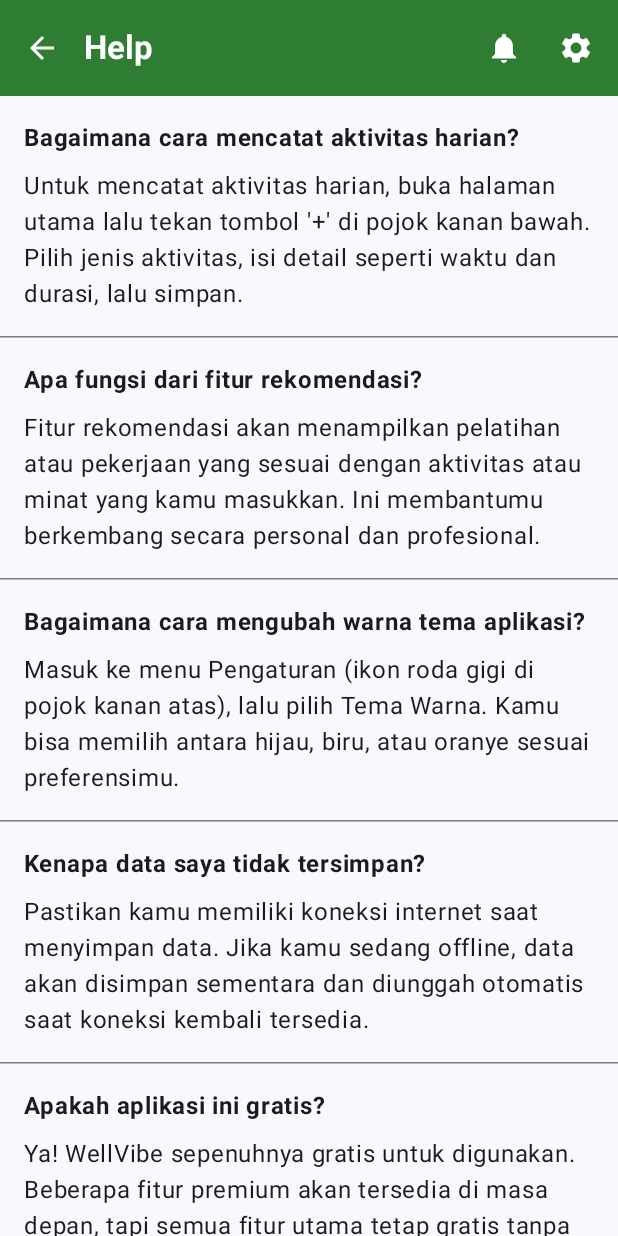
After one commit to FadhliFirdausi12/MoProAssesment-607062300117, an Android app built with Jetpack Compose: the HelpScreen screen opened through its navigation route, on a phone screen of 412 x 824 dp. The commit adds this screen. Run offline under Robolectric (Android 15) with nearby library versions, the phone set to English and light mode, and no system bars.

Commit message:
Membuat scroll dan menambah gambar

```diff
--- /dev/null
+++ b/app/src/main/java/com/fadhlifirdausi607062300117/asesment1/model/HelpLog.kt
@@ -0,0 +1,9 @@
+package com.fadhlifirdausi607062300117.asesment1.model
+
+data class HelpLog(
+    val  id : Long,
+    val judul : String,
+    val deskripsi : String,
+
+
+)
--- a/app/src/main/java/com/fadhlifirdausi607062300117/asesment1/navigation/NavGraph.kt
+++ b/app/src/main/java/com/fadhlifirdausi607062300117/asesment1/navigation/NavGraph.kt
@@ -5,6 +5,7 @@ import androidx.navigation.NavHostController
 import androidx.navigation.compose.NavHost
 import androidx.navigation.compose.composable
 import androidx.navigation.compose.rememberNavController
+import com.fadhlifirdausi607062300117.asesment1.ui.screen.HelpScreen
 import com.fadhlifirdausi607062300117.asesment1.ui.screen.MainScreen
 import com.fadhlifirdausi607062300117.asesment1.ui.screen.SettingScreen
 
@@ -14,9 +15,9 @@ fun SetUpNavGraph(navController: NavHostController=rememberNavController()){
         composable(route = Screen.Home.route){
             MainScreen(navController)
         }
-//        composable(route = Screen.Profile.route){
-//            ProfileScreen(navController)
-//        }
+        composable(route = Screen.Help.route){
+            HelpScreen(navController)
+        }
         composable(route = Screen.Setting.route) {
             SettingScreen(navController)
         }
--- a/app/src/main/java/com/fadhlifirdausi607062300117/asesment1/navigation/Screen.kt
+++ b/app/src/main/java/com/fadhlifirdausi607062300117/asesment1/navigation/Screen.kt
@@ -4,5 +4,7 @@ sealed class Screen (val route : String){
     data object Home : Screen("mainScreen")
     data object Profile : Screen("profileScreen")
     data object Setting : Screen("settingScreen")
+    data object Help : Screen("helpScreen")
+
 
 }
--- /dev/null
+++ b/app/src/main/java/com/fadhlifirdausi607062300117/asesment1/ui/screen/HelpScreen.kt
@@ -0,0 +1,136 @@
+package com.fadhlifirdausi607062300117.asesment1.ui.screen
+
+
+
+import android.content.res.Configuration
+import android.widget.Toast
+import androidx.compose.foundation.clickable
+import androidx.compose.foundation.layout.*
+import androidx.compose.foundation.lazy.LazyColumn
+import androidx.compose.foundation.lazy.items
+import androidx.compose.material.icons.Icons
+import androidx.compose.material.icons.automirrored.filled.ArrowBack
+import androidx.compose.material.icons.filled.Notifications
+import androidx.compose.material3.*
+import androidx.compose.runtime.Composable
+import androidx.compose.ui.Alignment
+import androidx.compose.ui.Modifier
+import androidx.compose.ui.graphics.Color
+import androidx.compose.ui.platform.LocalContext
+import androidx.compose.ui.res.stringResource
+import androidx.compose.ui.text.font.FontWeight
+import androidx.compose.ui.text.style.TextOverflow
+import androidx.compose.ui.tooling.preview.Preview
+import androidx.compose.ui.unit.dp
+import androidx.navigation.NavHostController
+import androidx.navigation.compose.rememberNavController
+import com.fadhlifirdausi607062300117.asesment1.R
+import com.fadhlifirdausi607062300117.asesment1.model.HelpLog
+import com.fadhlifirdausi607062300117.asesment1.ui.theme.Asesment1Theme
+
+@OptIn(ExperimentalMaterial3Api::class)
+@Composable
+fun HelpScreen(navController: NavHostController) {
+
+    Scaffold(
+        topBar = {
+            TopAppBar(
+                title = {
+                    Text(
+                        text = stringResource(id = R.string.help),
+                        style = MaterialTheme.typography.titleLarge.copy(fontWeight = FontWeight.Bold),
+                        color = Color.White
+                    )
+                },
+                navigationIcon = {
+                    IconButton(onClick = { navController.popBackStack() }) {
+                        Icon(
+                            imageVector = Icons.AutoMirrored.Filled.ArrowBack,
+                            contentDescription = "Back",
+                            tint = Color.White
+                        )
+                    }
+                },
+                colors = TopAppBarDefaults.mediumTopAppBarColors(
+                    containerColor = Color(0xFF2E7D32),
+                    titleContentColor = Color.White
+                ),
+                actions = {
+                    IconButton(onClick = { /* TODO: Tambahkan aksi notifikasi */ }) {
+                        Icon(
+                            imageVector = Icons.Default.Notifications,
+                            contentDescription = "Notifications",
+                            tint = Color.White
+                        )
+                    }
+                    SettingsDropdownMenu(navController)
+                }
+            )
+        }
+    ) { innerPadding ->
+        HelpScreenContent(modifier = Modifier.padding(innerPadding))
+    }
+}
+
+@Composable
+fun HelpScreenContent(modifier: Modifier = Modifier) {
+    val viewModel = MainViewModel() // TODO: Ubah jadi pakai ViewModel yang benar jika pakai DI
+    val data = viewModel.data
+    val context = LocalContext.current
+
+    if (data.isEmpty()) {
+        Column(
+            modifier = modifier
+                .fillMaxSize()
+                .padding(16.dp),
+            verticalArrangement = Arrangement.Center,
+            horizontalAlignment = Alignment.CenterHorizontally
+        ) {
+            Text(text = stringResource(id = R.string.list_kosong))
+        }
+    } else {
+        LazyColumn(
+            modifier = modifier.fillMaxSize(),
+            contentPadding = PaddingValues(bottom = 84.dp),
+        ) {
+            items(data) {
+                ListItem(catatan = it) {
+                    val pesan = context.getString(R.string.x_diklik, it.judul)
+                    Toast.makeText(context, pesan, Toast.LENGTH_SHORT).show()
+                }
+                HorizontalDivider()
+            }
+        }
+    }
+}
+
+@Composable
+fun ListItem(catatan: HelpLog, onClick: () -> Unit) {
+    Column(
+        modifier = Modifier
+            .fillMaxWidth()
+            .clickable { onClick() }
+            .padding(16.dp),
+        verticalArrangement = Arrangement.spacedBy(8.dp)
+    ) {
+        Text(
+            text = catatan.judul,
+            maxLines = 1,
+            overflow = TextOverflow.Ellipsis,
+            fontWeight = FontWeight.Bold
+        )
+        Text(
+            text = catatan.deskripsi,
+
+        )
+    }
+}
+
+@Preview(showBackground = true)
+@Preview(uiMode = Configuration.UI_MODE_NIGHT_YES, showBackground = true)
+@Composable
+fun HelpScreenPreview() {
+    Asesment1Theme {
+        HelpScreen(navController = rememberNavController())
+    }
+}
--- a/app/src/main/java/com/fadhlifirdausi607062300117/asesment1/ui/screen/MainScreen.kt
+++ b/app/src/main/java/com/fadhlifirdausi607062300117/asesment1/ui/screen/MainScreen.kt
@@ -1,34 +1,62 @@
 package com.fadhlifirdausi607062300117.asesment1.ui.screen
 
 import android.content.res.Configuration
+import androidx.compose.foundation.Image
 import androidx.compose.foundation.background
 import androidx.compose.foundation.clickable
-import androidx.compose.foundation.layout.*
+import androidx.compose.foundation.layout.Box
+import androidx.compose.foundation.layout.BoxWithConstraints
+import androidx.compose.foundation.layout.Column
+import androidx.compose.foundation.layout.Row
+import androidx.compose.foundation.layout.Spacer
+import androidx.compose.foundation.layout.fillMaxHeight
+import androidx.compose.foundation.layout.fillMaxSize
+import androidx.compose.foundation.layout.fillMaxWidth
+import androidx.compose.foundation.layout.height
+import androidx.compose.foundation.layout.padding
+import androidx.compose.foundation.layout.width
 import androidx.compose.material.icons.Icons
 import androidx.compose.material.icons.automirrored.filled.ArrowBack
-import androidx.compose.material.icons.filled.ArrowBack
 import androidx.compose.material.icons.filled.Info
 import androidx.compose.material.icons.filled.Menu
 import androidx.compose.material.icons.filled.Notifications
 import androidx.compose.material.icons.filled.Search
 import androidx.compose.material.icons.filled.Settings
-import androidx.compose.material3.*
-import androidx.compose.runtime.*
+import androidx.compose.material3.DrawerState
+import androidx.compose.material3.DrawerValue
+import androidx.compose.material3.DropdownMenu
+import androidx.compose.material3.DropdownMenuItem
+import androidx.compose.material3.ExperimentalMaterial3Api
+import androidx.compose.material3.Icon
+import androidx.compose.material3.IconButton
+import androidx.compose.material3.MaterialTheme
+import androidx.compose.material3.ModalNavigationDrawer
+import androidx.compose.material3.Scaffold
+import androidx.compose.material3.Text
+import androidx.compose.material3.TopAppBar
+import androidx.compose.material3.TopAppBarDefaults
+import androidx.compose.material3.rememberDrawerState
+import androidx.compose.runtime.Composable
+import androidx.compose.runtime.getValue
+import androidx.compose.runtime.mutableStateOf
+import androidx.compose.runtime.remember
+import androidx.compose.runtime.rememberCoroutineScope
+import androidx.compose.runtime.setValue
+import androidx.compose.ui.Alignment
 import androidx.compose.ui.Modifier
 import androidx.compose.ui.graphics.Color
+import androidx.compose.ui.layout.ContentScale
+import androidx.compose.ui.res.painterResource
 import androidx.compose.ui.res.stringResource
 import androidx.compose.ui.text.font.FontWeight
 import androidx.compose.ui.tooling.preview.Preview
 import androidx.compose.ui.unit.dp
-import androidx.compose.runtime.rememberCoroutineScope
-import androidx.compose.ui.Alignment
-import kotlinx.coroutines.launch
 import androidx.navigation.NavHostController
 import androidx.navigation.compose.rememberNavController
 import com.fadhlifirdausi607062300117.asesment1.R
 import com.fadhlifirdausi607062300117.asesment1.ui.theme.Asesment1Theme
-import com.google.rpc.Help
 import kotlinx.coroutines.CoroutineScope
+import kotlinx.coroutines.launch
 
 @OptIn(ExperimentalMaterial3Api::class)
 @Composable
@@ -39,7 +67,7 @@ fun MainScreen(navController: NavHostController) {
     ModalNavigationDrawer(
         drawerState = drawerState,
         drawerContent = {
-            DrawerMenu(drawerState, scope)
+            DrawerMenu(drawerState, scope, navController)
         }
     ) {
         Scaffold(
@@ -85,16 +113,21 @@ fun MainScreen(navController: NavHostController) {
                 )
             }
         ) { innerPadding ->
-            ScreenContent(modifier = Modifier
-                .fillMaxSize()
-                .padding(innerPadding)
-                .padding(16.dp)) // Padding tambahan agar lebih nyaman dibaca
+            Column(modifier = Modifier.padding(innerPadding)) {
+                HeroImageBanner()
+                ScreenContent(
+                    modifier = Modifier
+                        .fillMaxSize()
+                        .padding(innerPadding)
+                        .padding(0.dp)
+                ) // Padding tambahan agar lebih nyaman dibaca
+            }
         }
     }
 }
 
 @Composable
-fun DrawerMenu(drawerState: DrawerState, scope: CoroutineScope) {
+fun DrawerMenu(drawerState: DrawerState, scope: CoroutineScope, navController: NavHostController) {
     Column(
         modifier = Modifier
             .fillMaxHeight() // Full height from top to bottom
@@ -104,7 +137,7 @@ fun DrawerMenu(drawerState: DrawerState, scope: CoroutineScope) {
         // Back Button to close the drawer
         IconButton(
             onClick = { scope.launch { drawerState.close() } },
-            modifier = Modifier.padding(top=10.dp)
+            modifier = Modifier.padding(top=20.dp)
         ) {
             Icon(
                 imageVector = Icons.AutoMirrored.Filled.ArrowBack,
@@ -112,6 +145,7 @@ fun DrawerMenu(drawerState: DrawerState, scope: CoroutineScope) {
                 tint = Color.Black
             )
         }
+        Spacer(modifier = Modifier.height(32.dp))
         Row(
             modifier = Modifier
                 .fillMaxWidth()
@@ -130,13 +164,14 @@ fun DrawerMenu(drawerState: DrawerState, scope: CoroutineScope) {
                 style = MaterialTheme.typography.bodyLarge
             )
         }
-
         // Help
         Row(
             modifier = Modifier
                 .fillMaxWidth()
                 .padding(16.dp)
-                .clickable { /* Action for Help */ },
+                .clickable {
+                    scope.launch { drawerState.close() }
+                    navController.navigate("helpScreen") },
             verticalAlignment = Alignment.CenterVertically
         ) {
             Icon(
@@ -191,6 +226,24 @@ fun SettingsDropdownMenu(navController: NavHostController) {
 }
 
 @Composable
+fun HeroImageBanner() {
+    BoxWithConstraints {
+        val screenWidth = maxWidth
+        val aspectRatio = 578f / 1262f // Rasio asli gambar kamu (tinggi / lebar)
+
+        Image(
+            painter = painterResource(id = R.drawable.hero_image),
+            contentDescription = "Hero Banner",
+            contentScale = ContentScale.Crop,
+            modifier = Modifier
+                .width(screenWidth)
+                .height(screenWidth * aspectRatio)
+        )
+    }
+}
+
+
+@Composable
 fun ScreenContent(modifier: Modifier = Modifier) {
     Box(
         modifier = modifier.fillMaxSize(),
--- /dev/null
+++ b/app/src/main/java/com/fadhlifirdausi607062300117/asesment1/ui/screen/MainViewModel.kt
@@ -0,0 +1,59 @@
+package com.fadhlifirdausi607062300117.asesment1.ui.screen
+
+import androidx.lifecycle.ViewModel
+import com.fadhlifirdausi607062300117.asesment1.model.HelpLog
+
+class MainViewModel:ViewModel() {
+    val data = listOf(
+        HelpLog(
+            id = 1,
+            judul = "Bagaimana cara mencatat aktivitas harian?",
+            deskripsi = "Untuk mencatat aktivitas harian, buka halaman utama lalu tekan tombol '+' di pojok kanan bawah. Pilih jenis aktivitas, isi detail seperti waktu dan durasi, lalu simpan."
+        ),
+        HelpLog(
+            id = 2,
+            judul = "Apa fungsi dari fitur rekomendasi?",
+            deskripsi = "Fitur rekomendasi akan menampilkan pelatihan atau pekerjaan yang sesuai dengan aktivitas atau minat yang kamu masukkan. Ini membantumu berkembang secara personal dan profesional."
+        ),
+        HelpLog(
+            id = 3,
+            judul = "Bagaimana cara mengubah warna tema aplikasi?",
+            deskripsi = "Masuk ke menu Pengaturan (ikon roda gigi di pojok kanan atas), lalu pilih Tema Warna. Kamu bisa memilih antara hijau, biru, atau oranye sesuai preferensimu."
+        ),
+        HelpLog(
+            id = 4,
+            judul = "Kenapa data saya tidak tersimpan?",
+            deskripsi = "Pastikan kamu memiliki koneksi internet saat menyimpan data. Jika kamu sedang offline, data akan disimpan sementara dan diunggah otomatis saat koneksi kembali tersedia."
+        ),
+        HelpLog(
+            id = 5,
+            judul = "Apakah aplikasi ini gratis?",
+            deskripsi = "Ya! WellVibe sepenuhnya gratis untuk digunakan. Beberapa fitur premium akan tersedia di masa depan, tapi semua fitur utama tetap gratis tanpa batasan."
+        ),
+        HelpLog(
+            id = 6,
+            judul = "Bagaimana menjaga privasi saya?",
+            deskripsi = "Kami menghargai privasimu. Semua data pengguna dienkripsi dan tidak dibagikan ke pihak ketiga. Kamu bisa membaca kebijakan privasi lengkap kami di halaman Tentang Aplikasi."
+        ),
+        HelpLog(
+            id = 7,
+            judul = "Bisakah saya mengganti nama pengguna?",
+            deskripsi = "Saat ini, nama pengguna ditentukan saat registrasi. Kami sedang mengembangkan fitur untuk mengubah nama pengguna dalam versi berikutnya. Nantikan update kami!"
+        ),
+        HelpLog(
+            id = 8,
+            judul = "Apa itu fitur 'Wellness Tracker'?",
+            deskripsi = "Fitur ini membantu kamu melacak mood, pola tidur, dan tingkat energi setiap harinya. Cocok untuk menjaga kesehatan mental dan fisik secara seimbang."
+        ),
+        HelpLog(
+            id = 9,
+            judul = "Bagaimana cara melaporkan bug?",
+            deskripsi = "Jika menemukan bug atau error, kamu bisa melaporkannya lewat menu Bantuan di Pengaturan. Sertakan detail kejadian dan screenshot jika memungkinkan agar kami bisa segera memperbaikinya."
+        ),
+        HelpLog(
+            id = 10,
+            judul = "Apakah saya bisa backup data saya?",
+            deskripsi = "Ya, data kamu otomatis disinkronkan dengan akun Google saat login. Namun, kamu juga bisa melakukan backup manual di menu Pengaturan > Backup & Restore."
+        )
+    )
+}
--- a/app/src/main/res/values/strings.xml
+++ b/app/src/main/res/values/strings.xml
@@ -5,6 +5,9 @@
     <string name="setting">Settings</string>
     <string name="notifications">Notifications</string>
     <string name="menu">Menu</string>
-
+    <string name="help">Help</string>
+    <string name="about_app">About App</string>
+    <string name="list_kosong">Nothing here</string>
+    <string name="x_diklik" translatable="false">%1$s diklik</string>>
 
 </resources>
--- a/gradle/libs.versions.toml
+++ b/gradle/libs.versions.toml
@@ -30,6 +30,7 @@ androidx-material3 = { group = "androidx.compose.material3", name = "material3"
 androidx-navigation-compose = { group = "androidx.navigation", name = "navigation-compose", version.ref = "navCompose" }
 androidx-compose-material3 = { group = "androidx.wear.compose", name = "compose-material3", version.ref = "composeMaterial3" }
 protolite-well-known-types = { group = "com.google.firebase", name = "protolite-well-known-types", version.ref = "protoliteWellKnownTypes" }
+androidx-lifecycle-viewmodel-compose = { group = "androidx.lifecycle", name = "lifecycle-viewmodel-compose", version.ref = "lifecycleRuntimeKtx" }
 
 [plugins]
 android-application = { id = "com.android.application", version.ref = "agp" }
```
Also changed, not shown: app/src/main/res/drawable-hdpi/hero_image.png (added), app/src/main/res/drawable-mdpi/hero_image.png (added), app/src/main/res/drawable-xhdpi/hero_image.png (added), app/src/main/res/drawable-xxhdpi/hero_image.png (added), app/src/main/res/drawable-xxxhdpi/hero_image.png (added), 1 other file.
